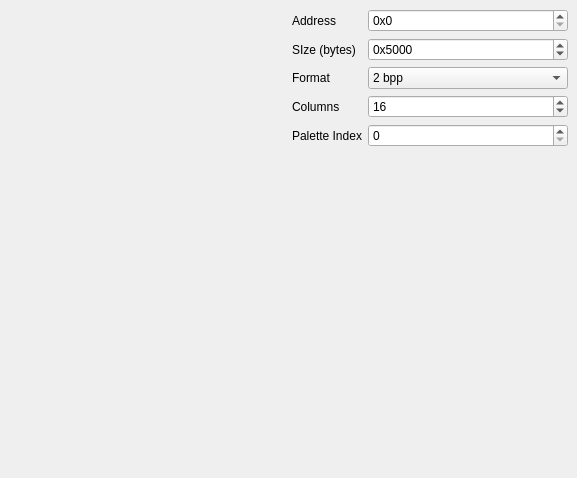
First picture: the form in ui/tileView.ui, repository zoriya/ComSquare, before the edit.
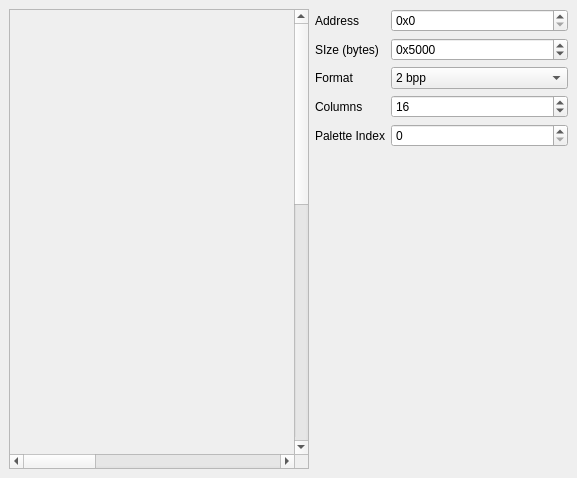
Second picture: the form after the edit. Icons and pictures are not drawn.

Diff of the .ui file:
```diff
--- a/ui/tileView.ui
+++ b/ui/tileView.ui
@@ -22,7 +22,45 @@
     <item row="0" column="0">
      <layout class="QHBoxLayout" name="horizontalLayout">
       <item>
-       <widget class="QWidget" name="widget_sfml" native="true"/>
+       <widget class="QScrollArea" name="scrollArea">
+        <property name="sizePolicy">
+         <sizepolicy hsizetype="Fixed" vsizetype="Fixed">
+          <horstretch>0</horstretch>
+          <verstretch>7</verstretch>
+         </sizepolicy>
+        </property>
+        <property name="minimumSize">
+         <size>
+          <width>300</width>
+          <height>400</height>
+         </size>
+        </property>
+        <property name="maximumSize">
+         <size>
+          <width>1024</width>
+          <height>1024</height>
+         </size>
+        </property>
+        <property name="widgetResizable">
+         <bool>true</bool>
+        </property>
+        <widget class="QWidget" name="widget_sfml">
+         <property name="geometry">
+          <rect>
+           <x>0</x>
+           <y>0</y>
+           <width>1024</width>
+           <height>1024</height>
+          </rect>
+         </property>
+         <property name="minimumSize">
+          <size>
+           <width>1024</width>
+           <height>1024</height>
+          </size>
+         </property>
+        </widget>
+       </widget>
       </item>
       <item>
        <layout class="QFormLayout" name="formLayout">
@@ -55,14 +93,14 @@
           </property>
          </widget>
         </item>
-        <item row="2" column="0">
+        <item row="1" column="0">
          <widget class="QLabel" name="label_3">
           <property name="text">
            <string>SIze (bytes)</string>
           </property>
          </widget>
         </item>
-        <item row="2" column="1">
+        <item row="1" column="1">
          <widget class="QSpinBox" name="ByteSize">
           <property name="enabled">
            <bool>true</bool>
@@ -93,14 +131,14 @@
           </property>
          </widget>
         </item>
-        <item row="3" column="0">
+        <item row="2" column="0">
          <widget class="QLabel" name="label_4">
           <property name="text">
            <string>Format</string>
           </property>
          </widget>
         </item>
-        <item row="3" column="1">
+        <item row="2" column="1">
          <widget class="QComboBox" name="BppFormat">
           <property name="currentText">
            <string>2 bpp</string>
@@ -131,7 +169,7 @@
           </item>
          </widget>
         </item>
-        <item row="4" column="0">
+        <item row="3" column="0">
          <widget class="QLabel" name="label_2">
           <property name="cursor">
            <cursorShape>ArrowCursor</cursorShape>
@@ -143,7 +181,7 @@
           </property>
          </widget>
         </item>
-        <item row="4" column="1">
+        <item row="3" column="1">
          <widget class="QSpinBox" name="NbColumns">
           <property name="readOnly">
            <bool>false</bool>
@@ -162,14 +200,14 @@
           </property>
          </widget>
         </item>
-        <item row="5" column="0">
+        <item row="4" column="0">
          <widget class="QLabel" name="label_6">
           <property name="text">
            <string>Palette Index</string>
           </property>
          </widget>
         </item>
-        <item row="5" column="1">
+        <item row="4" column="1">
          <widget class="QSpinBox" name="PaletteIndex">
           <property name="maximum">
            <number>255</number>
```
Left out of the diff: 1 changed line with no effect on the pictures.
